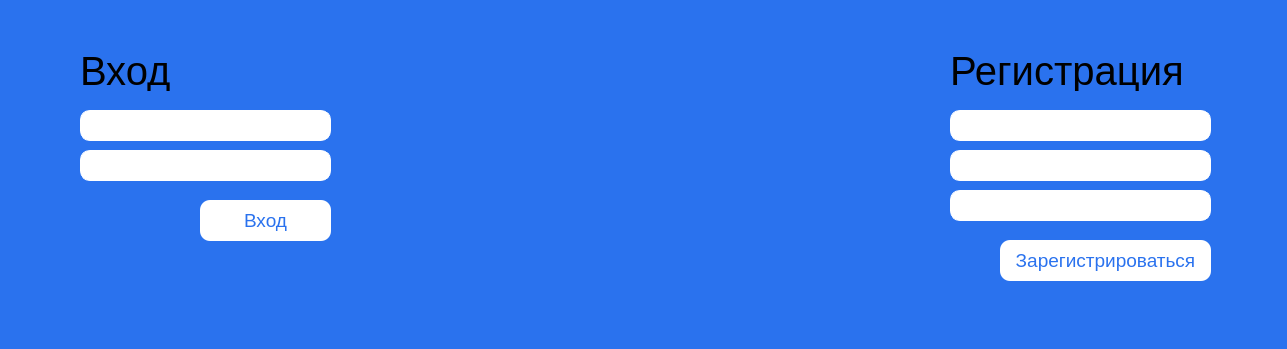
The window that uic/login.ui (NASA143/evan) describes before a commit, drawn with Qt 5.
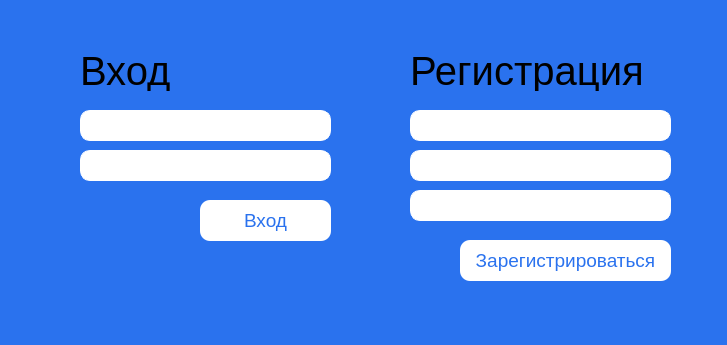
The same window after the commit.

Commit message: Дизайн чатов

Diff of the .ui file:
```diff
--- a/uic/login.ui
+++ b/uic/login.ui
@@ -6,8 +6,8 @@
    <rect>
     <x>0</x>
     <y>0</y>
-    <width>1287</width>
-    <height>349</height>
+    <width>727</width>
+    <height>345</height>
    </rect>
   </property>
   <property name="font">
@@ -46,7 +46,7 @@
    <widget class="QLabel" name="label_reg">
     <property name="geometry">
      <rect>
-      <x>950</x>
+      <x>410</x>
       <y>50</y>
       <width>271</width>
       <height>41</height>
@@ -105,7 +105,7 @@
    <widget class="QLineEdit" name="user_passwordrep_reg">
     <property name="geometry">
      <rect>
-      <x>950</x>
+      <x>410</x>
       <y>190</y>
       <width>261</width>
       <height>31</height>
@@ -123,7 +123,7 @@
    <widget class="QLineEdit" name="user_password_reg">
     <property name="geometry">
      <rect>
-      <x>950</x>
+      <x>410</x>
       <y>150</y>
       <width>261</width>
       <height>31</height>
@@ -141,7 +141,7 @@
    <widget class="QLineEdit" name="user_login_reg">
     <property name="geometry">
      <rect>
-      <x>950</x>
+      <x>410</x>
       <y>110</y>
       <width>261</width>
       <height>31</height>
@@ -159,7 +159,7 @@
    <widget class="QPushButton" name="btn_reg">
     <property name="geometry">
      <rect>
-      <x>1000</x>
+      <x>460</x>
       <y>240</y>
       <width>211</width>
       <height>41</height>
```
The commit also changes 2 other files.
